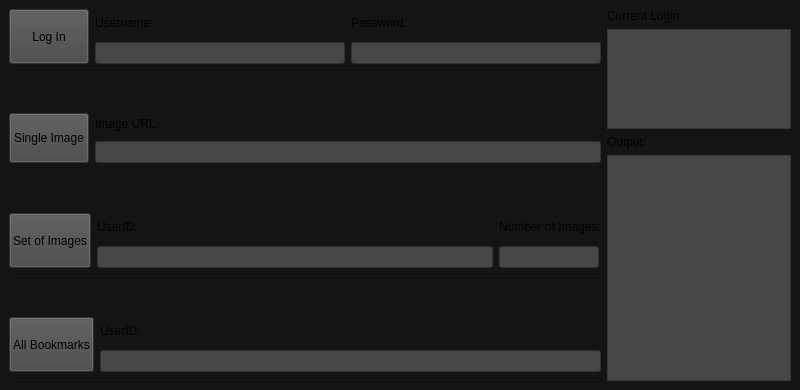
Before: the Qt Designer form src/mainWindow.ui in Redland123/Pixiv-Downloader, drawn with Qt 5.
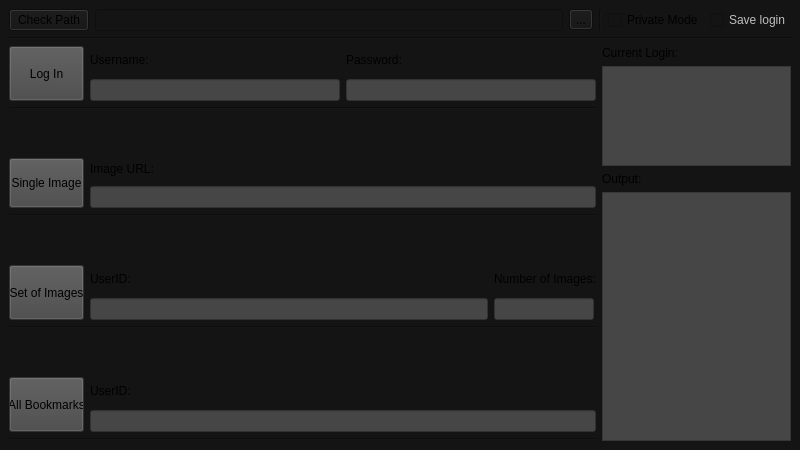
After: the same form once the commit is applied.

Commit message: Added custom save folder selection, and private bookmarks mode.

The edit to the form file:
```diff
--- a/src/mainWindow.ui
+++ b/src/mainWindow.ui
@@ -7,19 +7,19 @@
     <x>0</x>
     <y>0</y>
     <width>800</width>
-    <height>390</height>
+    <height>450</height>
    </rect>
   </property>
   <property name="minimumSize">
    <size>
     <width>800</width>
-    <height>390</height>
+    <height>450</height>
    </size>
   </property>
   <property name="maximumSize">
    <size>
     <width>800</width>
-    <height>390</height>
+    <height>450</height>
    </size>
   </property>
   <property name="windowTitle">
@@ -29,8 +29,68 @@
    <string notr="true">background-color: rgb(20, 20, 20);</string>
   </property>
   <widget class="QWidget" name="centralwidget">
-   <layout class="QGridLayout" name="gridLayout">
-    <item row="0" column="0">
+   <layout class="QVBoxLayout" name="verticalLayout_3">
+    <item>
+     <layout class="QHBoxLayout" name="horizontalLayout_7">
+      <item>
+       <widget class="QPushButton" name="checkPathButton">
+        <property name="text">
+         <string>Check Path</string>
+        </property>
+       </widget>
+      </item>
+      <item>
+       <widget class="QLineEdit" name="lineEditCustomPath"/>
+      </item>
+      <item>
+       <widget class="QToolButton" name="openFileButton">
+        <property name="styleSheet">
+         <string notr="true">border-color: rgb(50, 65, 75);</string>
+        </property>
+        <property name="text">
+         <string>...</string>
+        </property>
+       </widget>
+      </item>
+      <item>
+       <widget class="Line" name="line_6">
+        <property name="orientation">
+         <enum>Qt::Vertical</enum>
+        </property>
+       </widget>
+      </item>
+      <item>
+       <widget class="QCheckBox" name="privateCheck">
+        <property name="styleSheet">
+         <string notr="true"/>
+        </property>
+        <property name="text">
+         <string>Private Mode</string>
+        </property>
+       </widget>
+      </item>
+      <item>
+       <widget class="QCheckBox" name="saveLoginCheck">
+        <property name="enabled">
+         <bool>false</bool>
+        </property>
+        <property name="text">
+         <string>Save login</string>
+        </property>
+       </widget>
+      </item>
+     </layout>
+    </item>
+    <item>
+     <widget class="Line" name="line_5">
+      <property name="orientation">
+       <enum>Qt::Horizontal</enum>
+      </property>
+     </widget>
+    </item>
+    <item>
+     <layout class="QHBoxLayout" name="horizontalLayout_6">
+      <item>
      <layout class="QVBoxLayout" name="verticalLayout">
       <item>
        <layout class="QHBoxLayout" name="horizontalLayout_2">
@@ -45,6 +105,12 @@
             <height>55</height>
            </size>
           </property>
+            <property name="maximumSize">
+             <size>
+              <width>75</width>
+              <height>16777215</height>
+             </size>
+            </property>
           <property name="styleSheet">
            <string notr="true">background-color: rgb(70, 70, 70);</string>
           </property>
@@ -101,6 +167,9 @@
                 <property name="styleSheet">
                  <string notr="true">background-color: rgb(70, 70, 70);</string>
                 </property>
+                  <property name="echoMode">
+                   <enum>QLineEdit::Password</enum>
+                  </property>
                </widget>
               </item>
              </layout>
@@ -141,6 +210,12 @@
             <height>50</height>
            </size>
           </property>
+            <property name="maximumSize">
+             <size>
+              <width>75</width>
+              <height>16777215</height>
+             </size>
+            </property>
           <property name="styleSheet">
            <string notr="true">background-color: rgb(70, 70, 70);</string>
           </property>
@@ -199,6 +274,12 @@
             <height>55</height>
            </size>
           </property>
+            <property name="maximumSize">
+             <size>
+              <width>75</width>
+              <height>16777215</height>
+             </size>
+            </property>
           <property name="styleSheet">
            <string notr="true">background-color: rgb(70, 70, 70);</string>
           </property>
@@ -313,6 +394,12 @@
             <height>55</height>
            </size>
           </property>
+            <property name="maximumSize">
+             <size>
+              <width>75</width>
+              <height>16777215</height>
+             </size>
+            </property>
           <property name="styleSheet">
            <string notr="true">background-color: rgb(70, 70, 70);</string>
           </property>
@@ -350,7 +437,7 @@
       </item>
      </layout>
     </item>
-    <item row="0" column="1">
+      <item>
      <layout class="QVBoxLayout" name="verticalLayout_2">
       <property name="sizeConstraint">
        <enum>QLayout::SetDefaultConstraint</enum>
@@ -364,6 +451,12 @@
       </item>
       <item>
        <widget class="QListWidget" name="listWidget_2">
+          <property name="minimumSize">
+           <size>
+            <width>0</width>
+            <height>0</height>
+           </size>
+          </property>
         <property name="maximumSize">
          <size>
           <width>16777215</width>
@@ -384,12 +477,6 @@
       </item>
       <item>
        <widget class="QListWidget" name="listWidget">
-        <property name="maximumSize">
-         <size>
-          <width>200</width>
-          <height>16777215</height>
-         </size>
-        </property>
         <property name="styleSheet">
          <string notr="true">background-color: rgb(70, 70, 70);</string>
         </property>
@@ -401,6 +488,8 @@
      </layout>
     </item>
    </layout>
+    </item>
+   </layout>
   </widget>
  </widget>
  <tabstops>
```
Left out of the diff: 15 changed lines with no effect on the pictures. Lines whose indentation alone changed are shown as unchanged. The commit also changes 1 other file.
